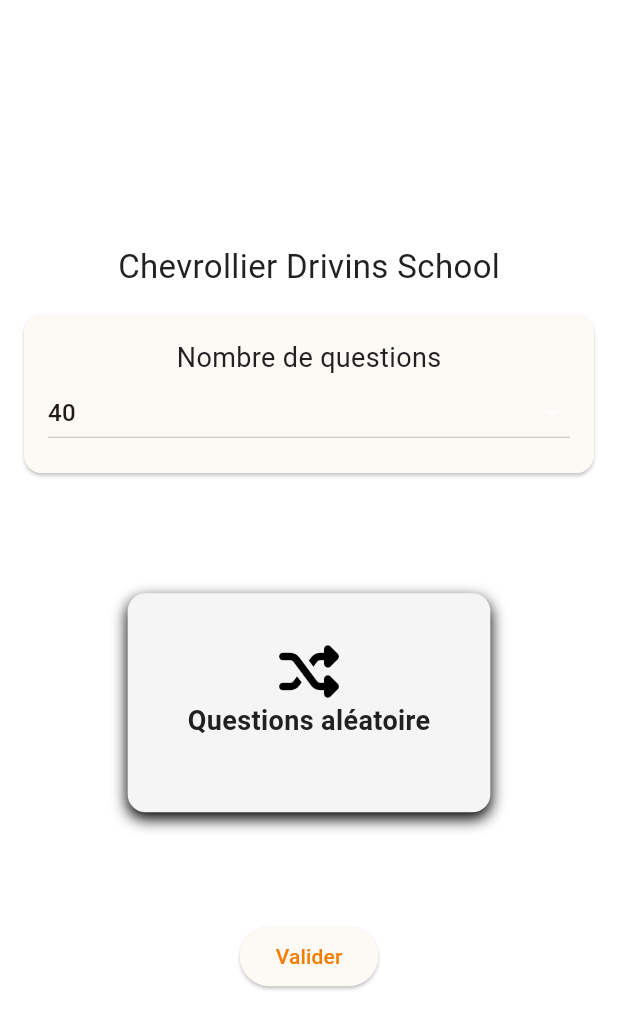
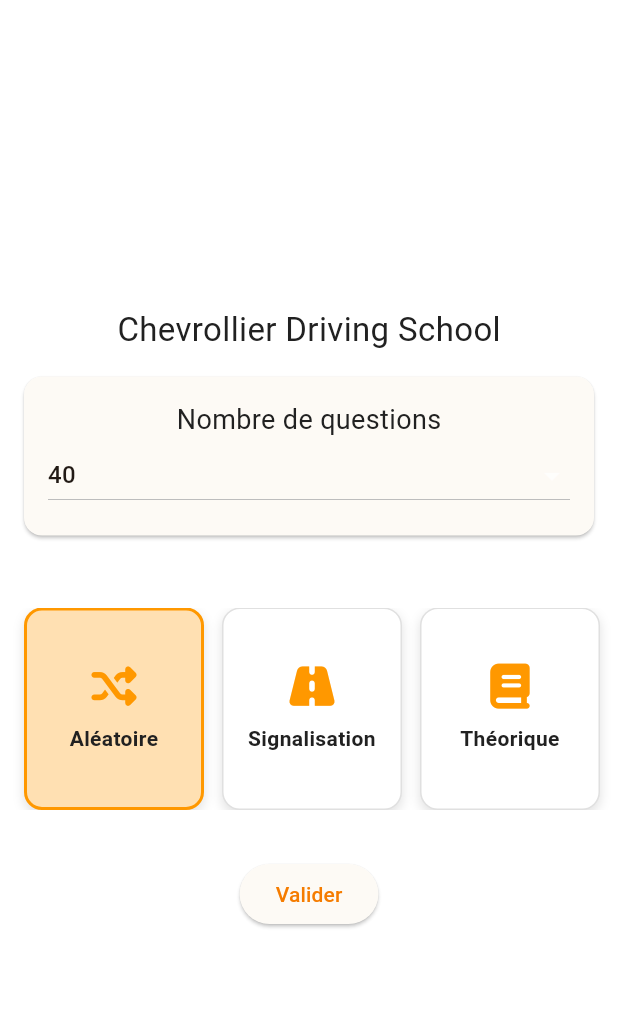
Before and after one commit to eliaka2212/OLED-MO-main-main, a Flutter app: the CodeQCM widget shown alone on an empty page, opened directly, on a phone screen of 412 x 824 dp. Shown: the top 1029 px of the screen. Run offline on Flutter 3.47's test engine with Material 3 defaults, Android fonts, the phone set to English and light mode, and no system bars; our stand-ins replace font_awesome_flutter, shared_preferences; accounts and stored records are empty; Roboto replaces fonts that are missing (Segoe UI).

Commit message:
ajout card qcm

```diff
--- a/lib/screens/screen_qcm/gestionqcm.dart
+++ b/lib/screens/screen_qcm/gestionqcm.dart
@@ -2,7 +2,7 @@ import 'package:flutter/material.dart';
 import 'package:font_awesome_flutter/font_awesome_flutter.dart';
 import 'package:mobil_cds49/screens/screen_qcm/affichageqcm.dart';
 
-// Ecran permettant de sélectionner le nombre de questions et la catégorie pour un QCM
+// Écran permettant de sélectionner le nombre de questions et la catégorie pour un QCM
 class CodeQCM extends StatefulWidget {
   final void Function(Widget)? onNavigate;
   const CodeQCM({super.key, this.onNavigate});
@@ -12,106 +12,67 @@ class CodeQCM extends StatefulWidget {
 }
 
 class _CodeQCMState extends State<CodeQCM> {
-  // Nombre de questions par défault
   int selectedNumber = 40;
-  bool randomQuestion = true;
+  String selectedCategory = 'random';
 
-  // Sélectionne la catégorie de questions
-  String selectCategorie() {
-    if (randomQuestion) {
-      return 'random';
-    } else {
-      return 'random';
-    }
-    // A compléter pour ajouter les autres catégories
-  }
-
-  // Change l'état de la variable randomQuestion pour activer ou désactiver les questions aléatoires
-  void categorieRadom() {
-    setState(() {
-      randomQuestion = !randomQuestion;
-    });
-  }
-
-  void categorieSignalisation() {
-    setState(() {
-      randomQuestion = true;
-    });
-  }
-
-  void categorieTheorique() {
-    setState(() {
-      randomQuestion = false;
-    });
-  }
-
-  void categoriePriorites() {
-    setState(() {
-      randomQuestion = true;
-    });
-  }
-
-  void categorieComportement() {
-    setState(() {
-      randomQuestion = true;
-    });
-  }
-
-  void categorieSecurite() {
-    setState(() {
-      randomQuestion = true;
-    });
-  }
-
-  void categorieVitesse() {
-    setState(() {
-      randomQuestion = true;
-    });
-  }
-
-  void categorieStationnement() {
-    setState(() {
-      randomQuestion = true;
-    });
-  }
-
-  void categorie() {
-    setState(() {
-      randomQuestion = true;
-    });
-  }
-
-  void categorieReglesdiverses() {
-    setState(() {
-      randomQuestion = true;
-    });
-  }
-
-  void categorieConditionsmeteo() {
-    setState(() {
-      randomQuestion = true;
-    });
-  }
-
-  void categorieVehicule() {
-    setState(() {
-      randomQuestion = true;
-    });
-  }
-
-  // Liste des valeurs pour la dropdown de sélection du nombre de questions
   final dropdownValues = [0, 10, 20, 30, 40];
   late final List<DropdownMenuItem<int>> dropdownItems;
 
-  // Initialise la liste des dropdown items à partir des valeurs définies
   @override
   void initState() {
     super.initState();
     dropdownItems = dropdownValues
-        .map(
-          (value) => DropdownMenuItem<int>(value: value, child: Text('$value')),
-        )
+        .map((value) =>
+            DropdownMenuItem<int>(value: value, child: Text('$value')))
         .toList();
+  }
+
+  // Détermine la catégorie choisie
+  String selectCategorie() => selectedCategory;
+
+  // Méthode pour construire chaque carte de catégorie
+  Widget _buildCategoryCard(
+      String title, IconData icon, String categoryKey) {
+    bool isSelected = selectedCategory == categoryKey;
+
+    return GestureDetector(
+      onTap: () {
+        setState(() {
+          selectedCategory = categoryKey;
+        });
+      },
+      child: Container(
+        width: 120,
+        margin: EdgeInsets.only(right: 12),
+        padding: EdgeInsets.all(12),
+        decoration: BoxDecoration(
+          color: isSelected ? Colors.orange[100] : Colors.white,
+          borderRadius: BorderRadius.circular(12),
+          border: isSelected
+              ? Border.all(color: Colors.orange, width: 2)
+              : Border.all(color: Colors.grey.shade300),
+          boxShadow: [
+            BoxShadow(
+              color: Colors.black12,
+              blurRadius: 6,
+              offset: Offset(0, 3),
+            )
+          ],
+        ),
+        child: Column(
+          mainAxisAlignment: MainAxisAlignment.center,
+          children: [
+            Icon(icon, size: 30, color: Colors.orange),
+            SizedBox(height: 10),
+            Text(
+              title,
+              textAlign: TextAlign.center,
+              style: TextStyle(fontWeight: FontWeight.bold),
+            ),
+          ],
+        ),
+      ),
+    );
   }
 
   @override
@@ -123,19 +84,20 @@ class _CodeQCMState extends State<CodeQCM> {
         child: Column(
           mainAxisAlignment: MainAxisAlignment.center,
           children: [
-            Text('Chevrollier Drivins School', style: TextStyle(fontSize: 22)),
-            // Gestion du nombre de questions
+            Text('Chevrollier Driving School', style: TextStyle(fontSize: 22)),
+
+            // Carte pour sélectionner le nombre de questions
             Card(
               margin: EdgeInsets.all(16),
               child: Padding(
                 padding: EdgeInsets.all(16),
                 child: Column(
                   children: [
-                    Text('Nombre de questions', style: TextStyle(fontSize: 18)),
+                    Text('Nombre de questions',
+                        style: TextStyle(fontSize: 18)),
                     DropdownButton<int>(
                       value: selectedNumber,
                       items: dropdownItems,
-                      // Affiche la valeur selectionnée par l'utilisateur
                       onChanged: (value) {
                         setState(() {
                           selectedNumber = value!;
@@ -147,47 +109,44 @@ class _CodeQCMState extends State<CodeQCM> {
                 ),
               ),
             ),
-            // Gestion de la catégorie de questions
-            SizedBox(height: 64),
-            InkWell(
-              onTap: categorieRadom,
-              borderRadius: BorderRadius.circular(12),
-              child: AnimatedContainer(
-                duration: Duration(milliseconds: 200),
-                curve: Curves.easeInOut,
-                decoration: BoxDecoration(
-                  borderRadius: BorderRadius.circular(12),
-                  boxShadow: [
-                    BoxShadow(
-                      blurRadius: randomQuestion ? 8 : 2,
-                      offset: Offset(0, randomQuestion ? 4 : 1),
-                    ),
-                  ],
-                  color: Theme.of(context).cardColor,
-                ),
-                child: Padding(
-                  padding: EdgeInsets.symmetric(vertical: 32, horizontal: 40),
-                  child: Column(
-                    children: [
-                      Icon(FontAwesomeIcons.shuffle, size: 40),
-                      Text(
-                        'Questions aléatoire',
-                        style: TextStyle(
-                          fontSize: 18,
-                          fontWeight: FontWeight.bold,
-                        ),
-                      ),
-                      SizedBox(height: 16),
-                    ],
-                  ),
-                ),
+
+            // Espacement
+            SizedBox(height: 32),
+
+            // Liste horizontale des catégories
+            SizedBox(
+              height: 135,
+              child: ListView(
+                scrollDirection: Axis.horizontal,
+                padding: EdgeInsets.symmetric(horizontal: 16),
+                children: [
+                  _buildCategoryCard(
+                      'Aléatoire', FontAwesomeIcons.shuffle, 'random'),
+                  _buildCategoryCard(
+                      'Signalisation', FontAwesomeIcons.road, 'signalisation'),
+                  _buildCategoryCard(
+                      'Théorique', FontAwesomeIcons.book, 'theorique'),
+                  _buildCategoryCard(
+                      'Priorités', FontAwesomeIcons.trafficLight, 'priorites'),
+                  _buildCategoryCard(
+                      'Sécurité', FontAwesomeIcons.shield, 'securite'),
+                  _buildCategoryCard(
+                      'Vitesse', FontAwesomeIcons.tachographDigital, 'vitesse'),
+                  _buildCategoryCard(
+                      'Stationnement', FontAwesomeIcons.car, 'stationnement'),
+                  _buildCategoryCard(
+                      'Conditions météo', FontAwesomeIcons.cloudRain, 'meteo'),
+                  _buildCategoryCard(
+                      'Règles diverses', FontAwesomeIcons.gavel, 'diverses'),
+                  _buildCategoryCard(
+                      'Véhicule', FontAwesomeIcons.carRear, 'vehicule'),
+                ],
               ),
             ),
-            //Espace entre les éléments
-            SizedBox(height: 24),
-            SizedBox(height: 24),
-            SizedBox(height: 24),
-            // Bouton pour valider la sélection et naviguer vers l'écran de QCM
+
+            SizedBox(height: 32),
+
+            // Bouton Valider
             ElevatedButton(
               onPressed: () {
                 widget.onNavigate?.call(
```
Also changed, not shown: 5 other files.
